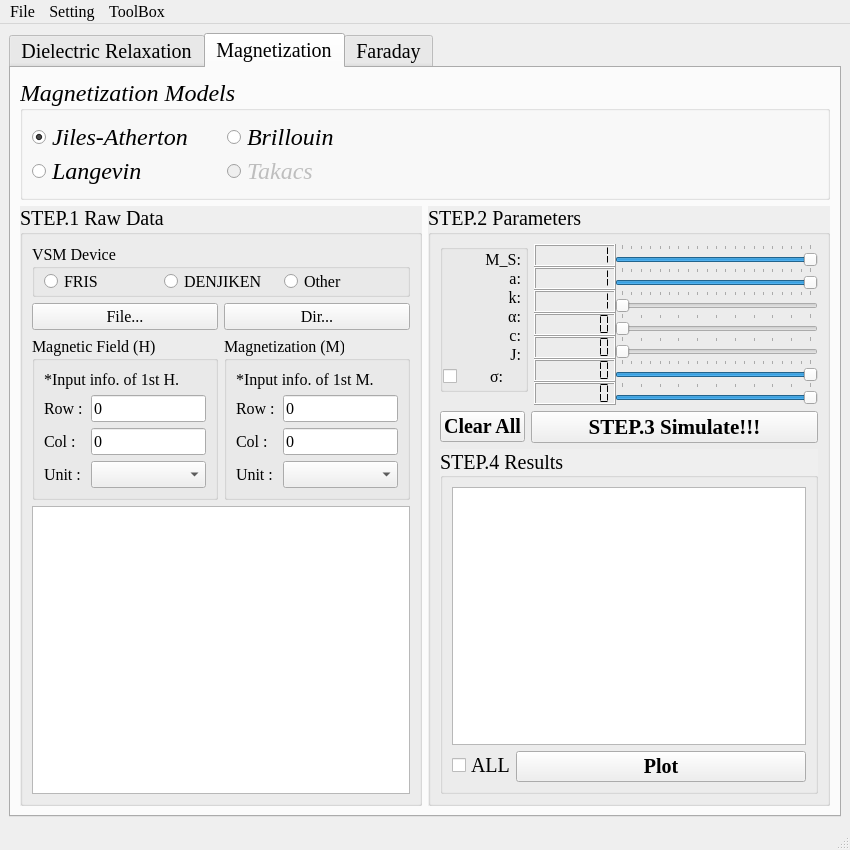
This is app/ui/simulator_ui.ui in obliviousgarden/DataProcessingPlatform as Qt 5 draws it before an edit. The edited form follows.
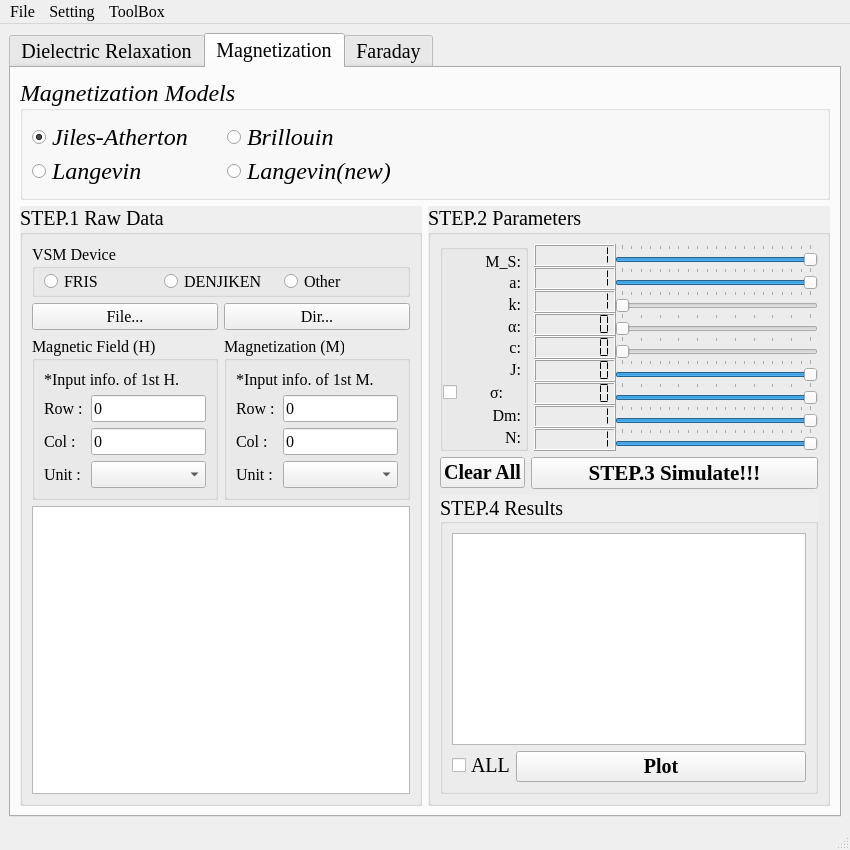
This is the edited form. The open tabs and pages were chosen to show the change. Icons and pictures are not drawn.

What changed in the file:
```diff
--- a/app/ui/simulator_ui.ui
+++ b/app/ui/simulator_ui.ui
@@ -1174,10 +1174,10 @@
                <item row="1" column="1">
                 <widget class="QRadioButton" name="RadioButton_tamodel">
                  <property name="enabled">
-                  <bool>false</bool>
+                  <bool>true</bool>
                  </property>
                  <property name="text">
-                  <string>Takacs</string>
+                  <string>Langevin(new)</string>
                  </property>
                 </widget>
                </item>
@@ -1549,13 +1549,16 @@
                  <property name="sizeConstraint">
                   <enum>QLayout::SetMaximumSize</enum>
                  </property>
+                 <property name="fieldGrowthPolicy">
+                  <enum>QFormLayout::AllNonFixedFieldsGrow</enum>
+                 </property>
                  <property name="verticalSpacing">
                   <number>0</number>
                  </property>
                  <item row="0" column="0">
                   <widget class="QGroupBox" name="GroupBox_step2_M_left">
                    <property name="sizePolicy">
-                    <sizepolicy hsizetype="Fixed" vsizetype="Fixed">
+                    <sizepolicy hsizetype="Preferred" vsizetype="Preferred">
                      <horstretch>0</horstretch>
                      <verstretch>0</verstretch>
                     </sizepolicy>
@@ -1579,6 +1582,12 @@
                     <bool>false</bool>
                    </property>
                    <layout class="QVBoxLayout" name="verticalLayout_3">
+                    <property name="spacing">
+                     <number>7</number>
+                    </property>
+                    <property name="sizeConstraint">
+                     <enum>QLayout::SetDefaultConstraint</enum>
+                    </property>
                     <property name="leftMargin">
                      <number>0</number>
                     </property>
@@ -1747,6 +1756,36 @@
                         </property>
                        </widget>
                       </item>
+                      <item>
+                       <widget class="QLabel" name="Label_dm">
+                        <property name="font">
+                         <font>
+                          <pointsize>12</pointsize>
+                         </font>
+                        </property>
+                        <property name="text">
+                         <string>Dm: </string>
+                        </property>
+                        <property name="alignment">
+                         <set>Qt::AlignRight|Qt::AlignTrailing|Qt::AlignVCenter</set>
+                        </property>
+                       </widget>
+                      </item>
+                      <item>
+                       <widget class="QLabel" name="Label_n">
+                        <property name="font">
+                         <font>
+                          <pointsize>12</pointsize>
+                         </font>
+                        </property>
+                        <property name="text">
+                         <string>N: </string>
+                        </property>
+                        <property name="alignment">
+                         <set>Qt::AlignRight|Qt::AlignTrailing|Qt::AlignVCenter</set>
+                        </property>
+                       </widget>
+                      </item>
                      </layout>
                     </item>
                    </layout>
@@ -2135,6 +2174,99 @@
                      </property>
                     </widget>
                    </item>
+                   <item row="8" column="0">
+                    <widget class="QLCDNumber" name="lcdNumber_n">
+                     <property name="sizePolicy">
+                      <sizepolicy hsizetype="Minimum" vsizetype="Minimum">
+                       <horstretch>0</horstretch>
+                       <verstretch>0</verstretch>
+                      </sizepolicy>
+                     </property>
+                     <property name="font">
+                      <font>
+                       <pointsize>9</pointsize>
+                      </font>
+                     </property>
+                     <property name="digitCount">
+                      <number>7</number>
+                     </property>
+                     <property name="segmentStyle">
+                      <enum>QLCDNumber::Flat</enum>
+                     </property>
+                     <property name="intValue" stdset="0">
+                      <number>1</number>
+                     </property>
+                    </widget>
+                   </item>
+                   <item row="7" column="1">
+                    <widget class="QSlider" name="Slider_dm">
+                     <property name="sizePolicy">
+                      <sizepolicy hsizetype="Expanding" vsizetype="Ignored">
+                       <horstretch>0</horstretch>
+                       <verstretch>0</verstretch>
+                      </sizepolicy>
+                     </property>
+                     <property name="maximum">
+                      <number>100</number>
+                     </property>
+                     <property name="pageStep">
+                      <number>5</number>
+                     </property>
+                     <property name="value">
+                      <number>100</number>
+                     </property>
+                     <property name="orientation">
+                      <enum>Qt::Horizontal</enum>
+                     </property>
+                     <property name="tickPosition">
+                      <enum>QSlider::TicksAbove</enum>
+                     </property>
+                    </widget>
+                   </item>
+                   <item row="8" column="1">
+                    <widget class="QSlider" name="Slider_n">
+                     <property name="sizePolicy">
+                      <sizepolicy hsizetype="Expanding" vsizetype="Ignored">
+                       <horstretch>0</horstretch>
+                       <verstretch>0</verstretch>
+                      </sizepolicy>
+                     </property>
+                     <property name="maximum">
+                      <number>100</number>
+                     </property>
+                     <property name="pageStep">
+                      <number>5</number>
+                     </property>
+                     <property name="value">
+                      <number>100</number>
+                     </property>
+                     <property name="orientation">
+                      <enum>Qt::Horizontal</enum>
+                     </property>
+                     <property name="tickPosition">
+                      <enum>QSlider::TicksAbove</enum>
+                     </property>
+                    </widget>
+                   </item>
+                   <item row="7" column="0">
+                    <widget class="QLCDNumber" name="lcdNumber_dm">
+                     <property name="sizePolicy">
+                      <sizepolicy hsizetype="Minimum" vsizetype="Minimum">
+                       <horstretch>0</horstretch>
+                       <verstretch>0</verstretch>
+                      </sizepolicy>
+                     </property>
+                     <property name="digitCount">
+                      <number>7</number>
+                     </property>
+                     <property name="segmentStyle">
+                      <enum>QLCDNumber::Flat</enum>
+                     </property>
+                     <property name="intValue" stdset="0">
+                      <number>1</number>
+                     </property>
+                    </widget>
+                   </item>
                   </layout>
                  </item>
                 </layout>
```
Left out of the diff: 4 changed lines with no effect on the pictures.
